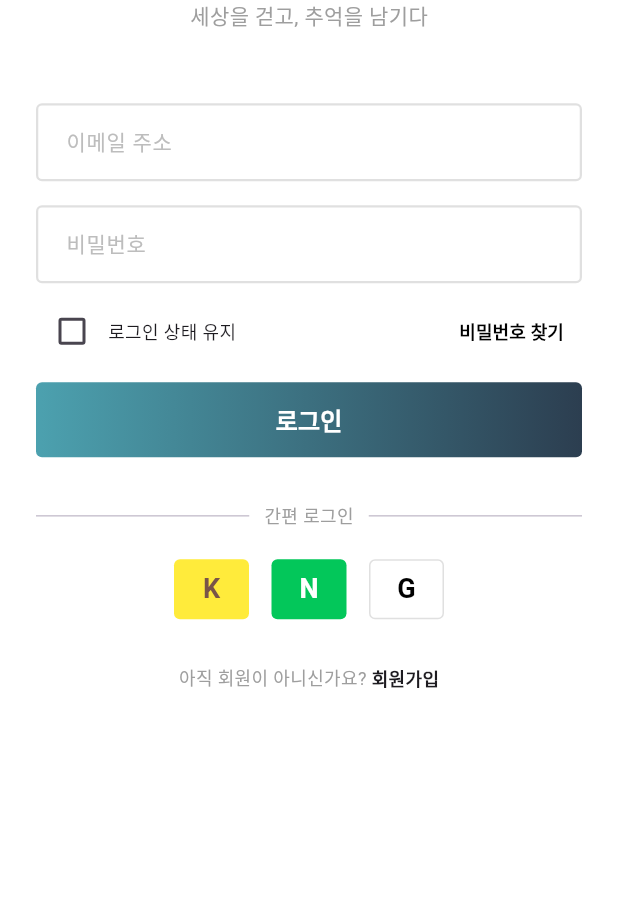
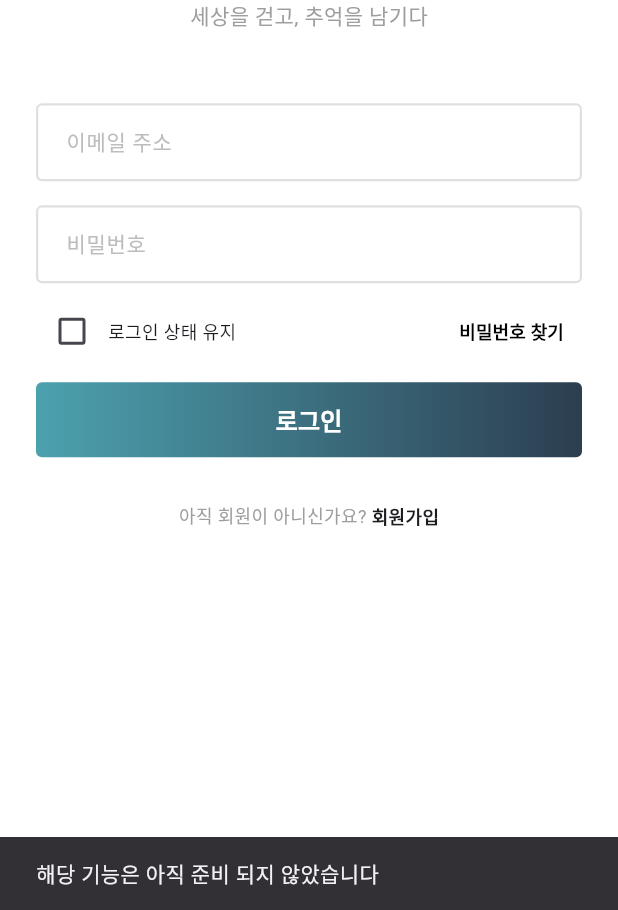
Before and after one commit to andy051127/tripic-refactored, a Flutter app: the screen it shows after launch, after a tap on "비밀번호 찾기", on a phone screen of 412 x 824 dp, the part 326-1236 px from its top. Run offline on Flutter 3.47's test engine with Material 3 defaults, Android fonts, the phone set to English and light mode, and no system bars; our stand-ins replace cloud_firestore, firebase_auth, firebase_core, firebase_storage, geolocator, google_maps_flutter and 4 more; missing offline and left inert: image_editor_plus, translator; accounts and stored records are empty.

Commit message:
로그인 화면 수정

```diff
--- a/lib/screens/login_screen.dart
+++ b/lib/screens/login_screen.dart
@@ -115,7 +115,14 @@ class _LoginScreenState extends State<LoginScreen> {
                     ],
                   ),
                   TextButton(
-                    onPressed: () {},
+                    onPressed: () {
+                      ScaffoldMessenger.of(context).showSnackBar(
+                        const SnackBar(
+                          content: Text("해당 기능은 아직 준비 되지 않았습니다"),
+                          duration: Duration(seconds: 2),
+                        ),
+                      );
+                    },
                     child: const Text(
                       "비밀번호 찾기",
                       style: TextStyle(
@@ -134,45 +141,6 @@ class _LoginScreenState extends State<LoginScreen> {
               _isLoading
                   ? const CircularProgressIndicator()
                   : GradientButton(text: "로그인", onPressed: _handleLogin),
-
-              const SizedBox(height: 30),
-
-              // ... (하단 소셜 로그인, 회원가입 링크 부분은 기존 코드와 동일하게 유지) ...
-              // (너무 길어져서 생략했지만, 실제 파일에는 기존 디자인 코드를 그대로 두시면 됩니다)
-
-              // 간편 로그인 구분선 (디자인 복구)
-              Row(
-                children: [
-                  const Expanded(child: Divider()),
-                  Padding(
-                    padding: const EdgeInsets.symmetric(horizontal: 10),
-                    child: Text(
-                      "간편 로그인",
-                      style: TextStyle(fontSize: 12, color: Colors.grey[500]),
-                    ),
-                  ),
-                  const Expanded(child: Divider()),
-                ],
-              ),
-
-              const SizedBox(height: 20),
-
-              // 소셜 로그인 버튼들
-              Row(
-                mainAxisAlignment: MainAxisAlignment.center,
-                children: [
-                  _socialButton(Colors.yellow, "K", Colors.brown),
-                  const SizedBox(width: 15),
-                  _socialButton(const Color(0xFF03C75A), "N", Colors.white),
-                  const SizedBox(width: 15),
-                  _socialButton(
-                    Colors.white,
-                    "G",
-                    Colors.black,
-                    hasBorder: true,
-                  ),
-                ],
-              ),
 
               const SizedBox(height: 30),
 
@@ -210,32 +178,4 @@ class _LoginScreenState extends State<LoginScreen> {
       ),
     );
   }
-
-  // 소셜 버튼 헬퍼 함수 (기존 유지)
-  Widget _socialButton(
-    Color bgColor,
-    String letter,
-    Color textColor, {
-    bool hasBorder = false,
-  }) {
-    return Container(
-      width: 50,
-      height: 40,
-      decoration: BoxDecoration(
-        color: bgColor,
-        borderRadius: BorderRadius.circular(4),
-        border: hasBorder ? Border.all(color: Colors.grey[300]!) : null,
-      ),
-      child: Center(
-        child: Text(
-          letter,
-          style: TextStyle(
-            color: textColor,
-            fontWeight: FontWeight.bold,
-            fontSize: 18,
-          ),
-        ),
-      ),
-    );
-  }
 }
```
